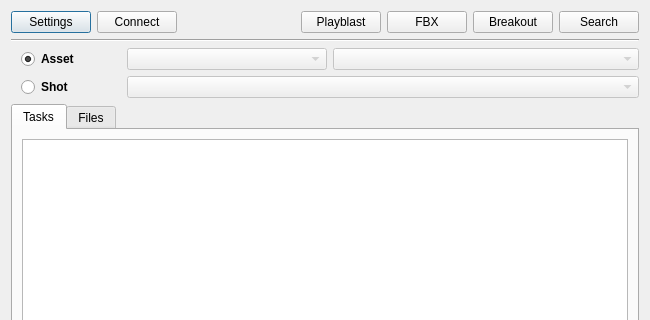
Old version of the form module/wildchildanimation/gui/forms/maya/swing_desktop.ui in the repository dearyangyu/swing; both pictures show x 0 to 650 and y 0 to 320 of the 650 by 491 pixel window.
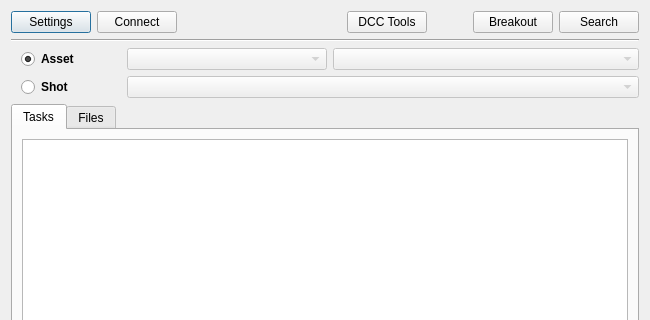
New version of the form.

The edit to the form file:
```diff
--- a/module/wildchildanimation/gui/forms/maya/swing_desktop.ui
+++ b/module/wildchildanimation/gui/forms/maya/swing_desktop.ui
@@ -55,7 +55,7 @@
         <string>Opens Playblaster for current viewport in DCC</string>
        </property>
        <property name="text">
-        <string>Playblast</string>
+        <string>DCC Tools</string>
        </property>
        <property name="shortcut">
         <string>F8</string>
@@ -63,14 +63,20 @@
       </widget>
      </item>
      <item>
-      <widget class="QPushButton" name="pushButtonFbx">
-       <property name="toolTip">
-        <string>Export current selection in DCC to an FBX</string>
+      <spacer name="horizontalSpacer_5">
+       <property name="orientation">
+        <enum>Qt::Horizontal</enum>
        </property>
-       <property name="text">
-        <string>FBX</string>
+       <property name="sizeType">
+        <enum>QSizePolicy::Minimum</enum>
        </property>
-      </widget>
+       <property name="sizeHint" stdset="0">
+        <size>
+         <width>40</width>
+         <height>20</height>
+        </size>
+       </property>
+      </spacer>
      </item>
      <item>
       <widget class="QPushButton" name="pushButtonBreakout">
```
Left out of the diff: 4 changed lines with no effect on the pictures.
